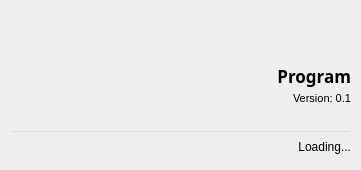
Old version of the form Loading.ui in the repository Minus-Monster/PRI.
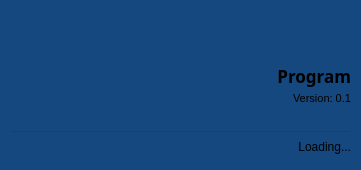
New version of the form. Icons and pictures are not drawn.

```diff
--- a/Loading.ui
+++ b/Loading.ui
@@ -17,11 +17,15 @@
    <iconset resource="Qylon/Resources.qrc">
     <normaloff>:/Resources/Icon.png</normaloff>:/Resources/Icon.png</iconset>
   </property>
+  <property name="autoFillBackground">
+   <bool>false</bool>
+  </property>
   <property name="styleSheet">
    <string notr="true">QWidget#Loading{
 	background-color:rgb(20, 72, 126);
+	color:white;
 }
-color: black;</string>
+</string>
   </property>
   <widget class="QLabel" name="label">
    <property name="geometry">
```
